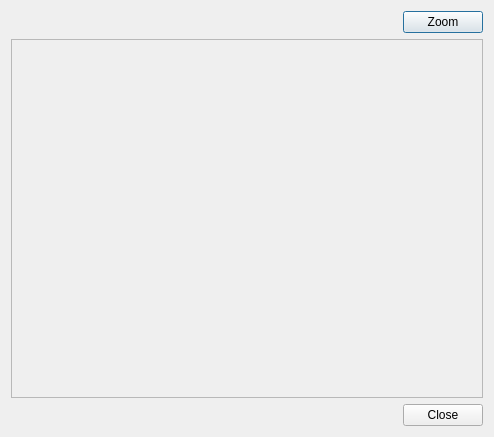
This is ui_parcellistdialog.ui in DOV-Vlaanderen/erosiebezwaren as Qt 5 draws it before an edit. The edited form follows.
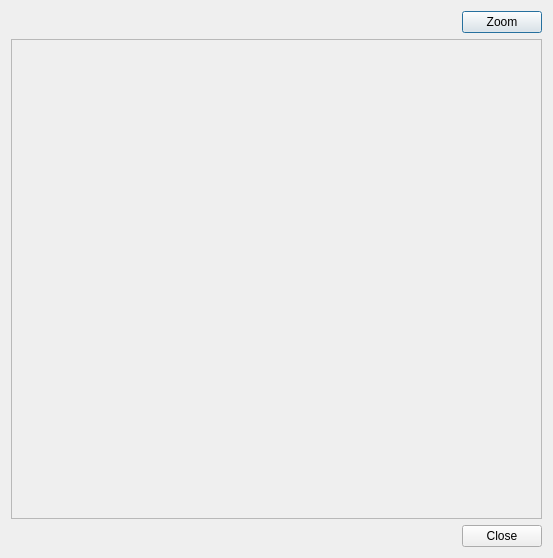
This is the edited form.

Diff of the .ui file:
```diff
--- a/ui_parcellistdialog.ui
+++ b/ui_parcellistdialog.ui
@@ -6,8 +6,8 @@
    <rect>
     <x>0</x>
     <y>0</y>
-    <width>494</width>
-    <height>437</height>
+    <width>553</width>
+    <height>558</height>
    </rect>
   </property>
   <property name="windowTitle">
@@ -70,8 +70,8 @@
        <rect>
         <x>0</x>
         <y>0</y>
-        <width>474</width>
-        <height>330</height>
+        <width>533</width>
+        <height>468</height>
        </rect>
       </property>
       <layout class="QVBoxLayout" name="scrollAreaLayout">
```
